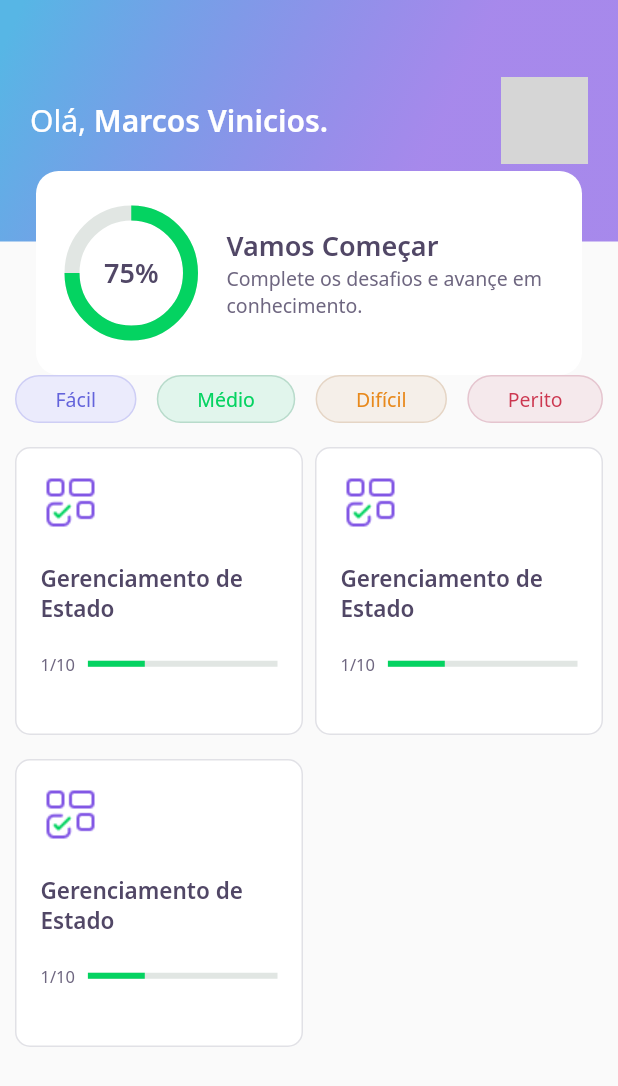
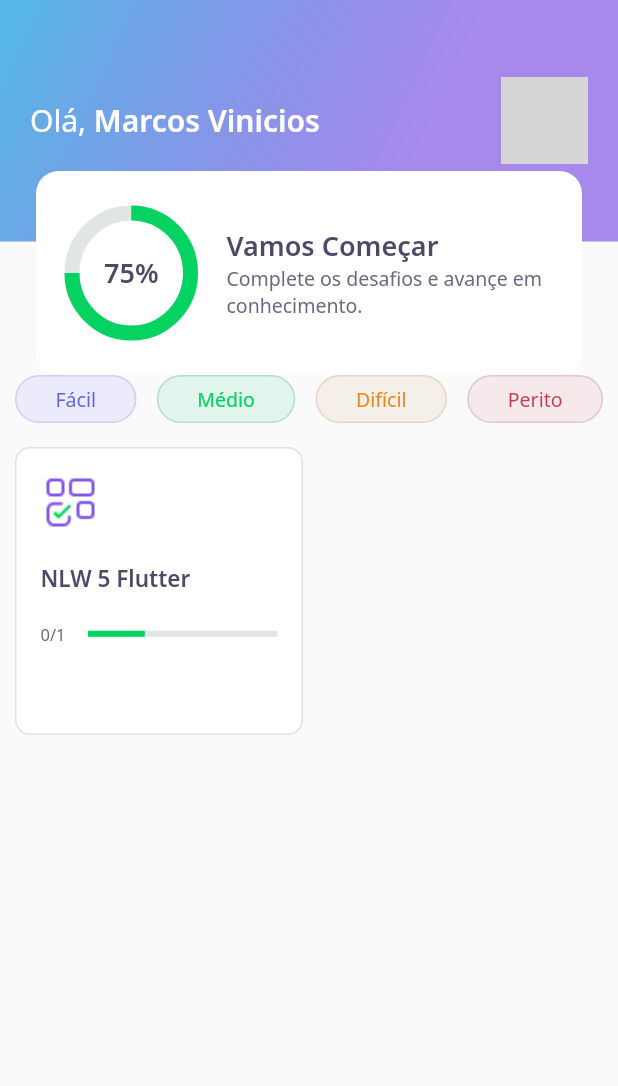
Before and after one commit to 0mvknx/Quiz, a Flutter app: the HomePage screen opened directly, on a phone screen of 412 x 824 dp. Shown: the top 1086 px of the screen. Run offline on Flutter 3.47's test engine with Material 2 defaults, Android fonts, the phone set to English and light mode, and no system bars; our stand-ins replace google_fonts; accounts and stored records are empty; network calls fail; grey boxes are pictures that could not be loaded.

Commit message:
implentar home

```diff
--- a/lib/core/app_widget.dart
+++ b/lib/core/app_widget.dart
@@ -1,5 +1,6 @@
 import 'package:flutter/material.dart';
 import 'package:quiz/challenge/widgets/challenge_page.dart';
+import 'package:quiz/home/home_page.dart';
 
 class AppWidget extends StatelessWidget {
   @override
@@ -7,7 +8,7 @@ class AppWidget extends StatelessWidget {
     return MaterialApp(
       debugShowCheckedModeBanner: false,
       title: "DevQuiz",
-      home: ChallengePage(),
+      home: HomePage(),
     );
   }
 }
--- /dev/null
+++ b/lib/home/home_controller.dart
@@ -0,0 +1,39 @@
+import 'package:quiz/core/core.dart';
+import 'package:quiz/home/home_state.dart';
+import 'package:quiz/shared/models/awnser_model.dart';
+import 'package:quiz/shared/models/question_model.dart';
+import 'package:quiz/shared/models/quiz_model.dart';
+import 'package:quiz/shared/models/user_model.dart';
+
+class HomeController {
+  HomeState state = HomeState.empty;
+
+  UserModel? user;
+  List<QuizModel>? quizzes;
+
+  void getUser() {
+    user = UserModel(
+        name: "Marcos Vinicios",
+        photoUrl: "https://avatars.githubusercontent.com/u/107013353?v=4");
+  }
+
+  void getQuizzes() {
+    quizzes = [
+      QuizModel(
+          title: "NLW 5 Flutter",
+          question: [
+            QuestionModel(
+              title: "Está curtindo o flutter ?",
+              awnsers: [
+                AwnserModel(title: "Estou curtindo !"),
+                AwnserModel(title: "Tá maneiro !"),
+                AwnserModel(title: "Esta legal !"),
+                AwnserModel(title: "Esta show de bilhete !", isRight: true),
+              ],
+            )
+          ],
+          imagem: AppImages.blocks,
+          level: Level.facil)
+    ];
+  }
+}
--- a/lib/home/home_page.dart
+++ b/lib/home/home_page.dart
@@ -1,6 +1,8 @@
 import 'package:flutter/material.dart';
+import 'package:quiz/challenge/widgets/quiz_widget/quiz_widget.dart';
 import 'package:quiz/home/widgets/level_button_widget/level_button_widget.dart';
 import 'package:quiz/home/widgets/quiz_card/quiz_card_widget.dart';
+import 'home_controller.dart';
 import 'widgets/appbar/app_bar_widget.dart';
 
 class HomePage extends StatefulWidget {
@@ -11,10 +13,21 @@ class HomePage extends StatefulWidget {
 }
 
 class _HomePageState extends State<HomePage> {
+  final controller = HomeController();
+
+  @override
+  void initState() {
+    super.initState();
+    controller.getUser();
+    controller.getQuizzes();
+  }
+
   @override
   Widget build(BuildContext context) {
     return Scaffold(
-      appBar: AppBarWidget(),
+      appBar: AppBarWidget(
+        user: controller.user!,
+      ),
       body: Padding(
         padding: const EdgeInsets.symmetric(horizontal: 10),
         child: Column(
@@ -44,11 +57,14 @@ class _HomePageState extends State<HomePage> {
                 mainAxisSpacing: 16,
                 crossAxisSpacing: 8,
                 crossAxisCount: 2,
-                children: [
-                  QuizCardWidget(),
-                  QuizCardWidget(),
-                  QuizCardWidget(),
-                ],
+                children: controller.quizzes!
+                    .map(
+                      (e) => QuizCardWidget(
+                          title: e.title,
+                          completed:
+                              "${e.questionAnswered}/${e.question.length}"),
+                    )
+                    .toList(),
               ),
             )
           ],
--- /dev/null
+++ b/lib/home/home_state.dart
@@ -0,0 +1 @@
+enum HomeState { sucess, loading, error, empty }
--- a/lib/home/widgets/appbar/app_bar_widget.dart
+++ b/lib/home/widgets/appbar/app_bar_widget.dart
@@ -2,9 +2,12 @@ import 'package:flutter/material.dart';
 import 'package:quiz/core/app_gradients.dart';
 import 'package:quiz/core/app_text_styles.dart';
 import 'package:quiz/home/widgets/score_card/score_card_widget.dart';
+import 'package:quiz/shared/models/user_model.dart';
 
 class AppBarWidget extends PreferredSize {
-  AppBarWidget()
+  final UserModel user;
+
+  AppBarWidget({required this.user})
       : super(
           preferredSize: Size.fromHeight(250),
           child: Container(
@@ -25,7 +28,7 @@ class AppBarWidget extends PreferredSize {
                           style: AppTextStyles.title,
                           children: [
                             TextSpan(
-                                text: ("Marcos Vinicios."),
+                                text: (user.name),
                                 style: AppTextStyles.titleBold),
                           ],
                         ),
@@ -35,9 +38,8 @@ class AppBarWidget extends PreferredSize {
                         height: 58,
                         decoration: BoxDecoration(
                           borderRadius: BorderRadius.circular(50),
-                          image: const DecorationImage(
-                            image: NetworkImage(
-                                "https://avatars.githubusercontent.com/u/107013353?v=4"),
+                          image: DecorationImage(
+                            image: NetworkImage(user.photoUrl),
                           ),
                         ),
                       ),
--- a/lib/home/widgets/quiz_card/quiz_card_widget.dart
+++ b/lib/home/widgets/quiz_card/quiz_card_widget.dart
@@ -5,7 +5,11 @@ import 'package:quiz/core/app_text_styles.dart';
 import 'package:quiz/shared/widgets/progress_indicator_widget.dart';
 
 class QuizCardWidget extends StatelessWidget {
-  const QuizCardWidget({Key? key}) : super(key: key);
+  final String title;
+  final String completed;
+
+  const QuizCardWidget({Key? key, required this.title, required this.completed})
+      : super(key: key);
 
   @override
   Widget build(BuildContext context) {
@@ -30,7 +34,7 @@ class QuizCardWidget extends StatelessWidget {
             height: 20,
           ),
           Text(
-            "Gerenciamento de Estado",
+            title,
             style: AppTextStyles.heading15,
           ),
           SizedBox(
@@ -41,7 +45,7 @@ class QuizCardWidget extends StatelessWidget {
               Expanded(
                 flex: 1,
                 child: Text(
-                  "1/10",
+                  completed,
                   style: AppTextStyles.body11,
                 ),
               ),
--- a/lib/shared/models/user_model.dart
+++ b/lib/shared/models/user_model.dart
@@ -6,6 +6,6 @@ class UserModel {
   UserModel({
     required this.name,
     required this.photoUrl,
-    required this.score,
+    this.score = 0,
   });
 }
```
